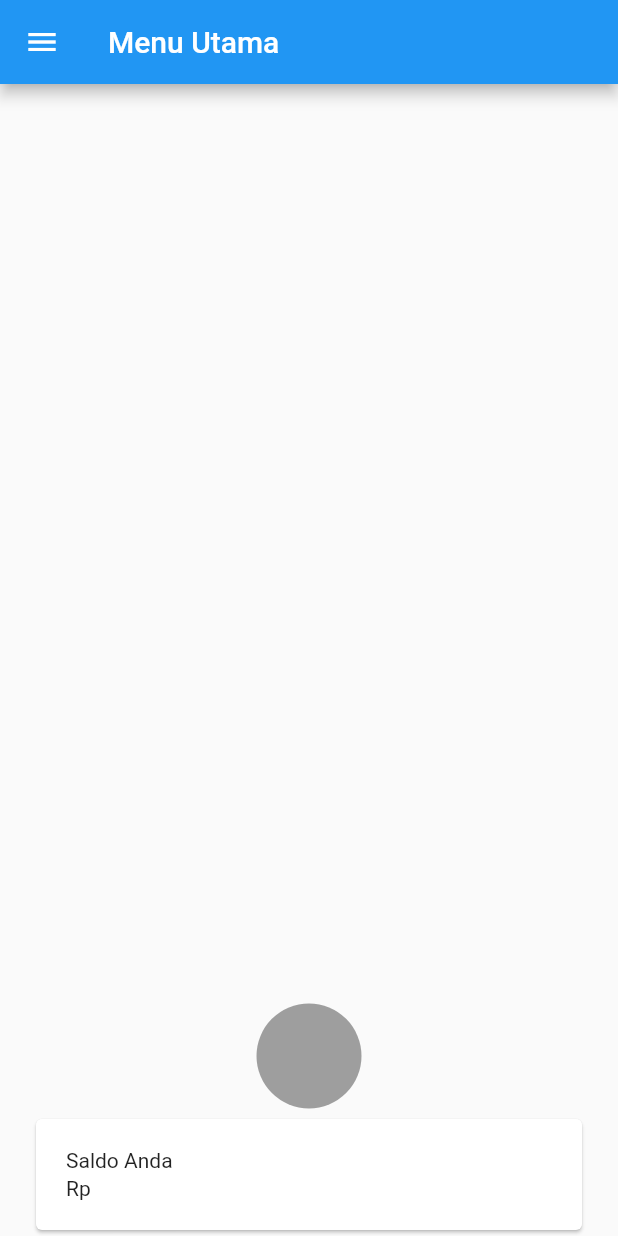
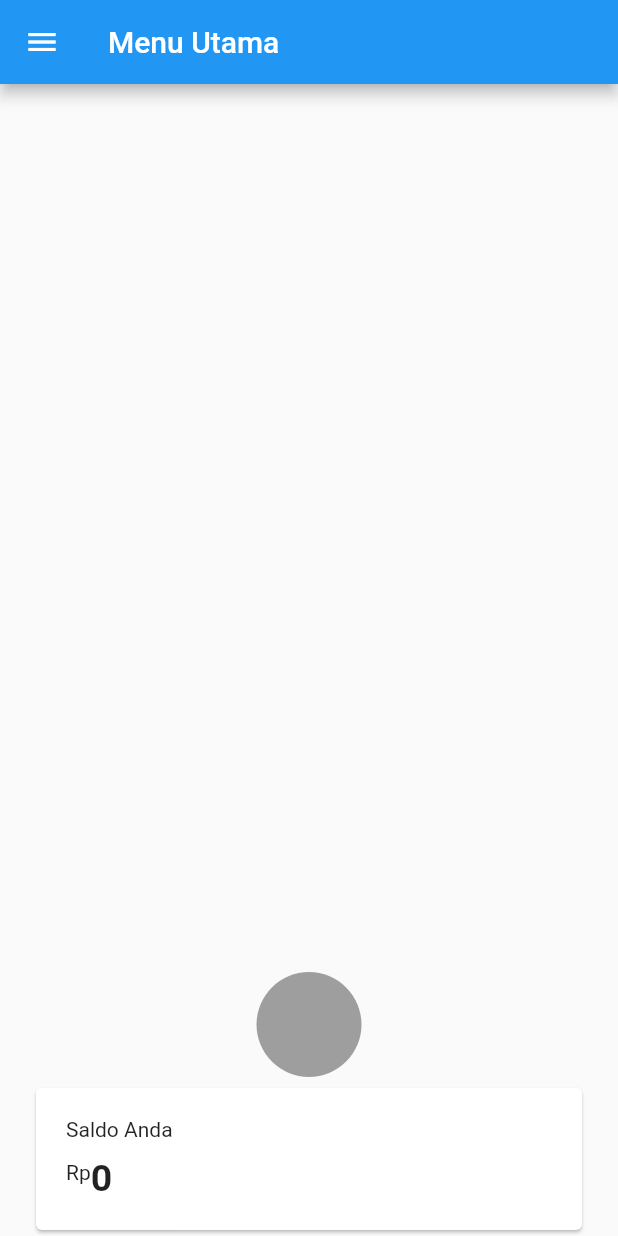
Before and after one commit to dwiponcosuripto4/mbakmu2, a Flutter app: the Menu_Utama screen opened directly, on a phone screen of 412 x 824 dp. Run offline on Flutter 3.47's test engine with Material 2 defaults, Android fonts, the phone set to English and light mode, and no system bars.

Commit message:
add widget text to in waleet

```diff
--- a/lib/menu_utama.dart
+++ b/lib/menu_utama.dart
@@ -50,6 +50,11 @@ class Menu_Utama extends StatelessWidget {
                               SizedBox(
                                 height: 5,
                               ),
+                              Text(
+                                '0',
+                                style: TextStyle(
+                                    fontSize: 25, fontWeight: FontWeight.bold),
+                              )
                             ],
                           )
                         ],
```
